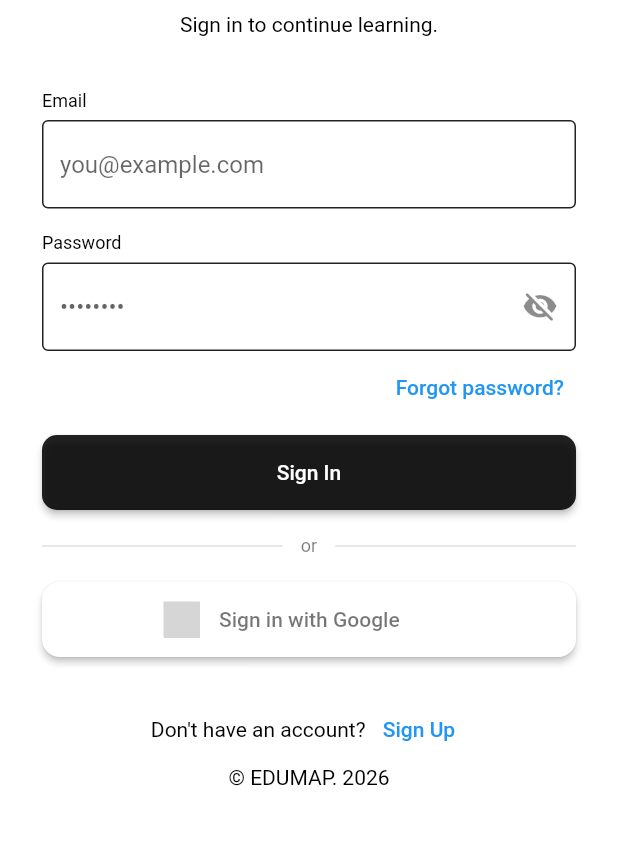
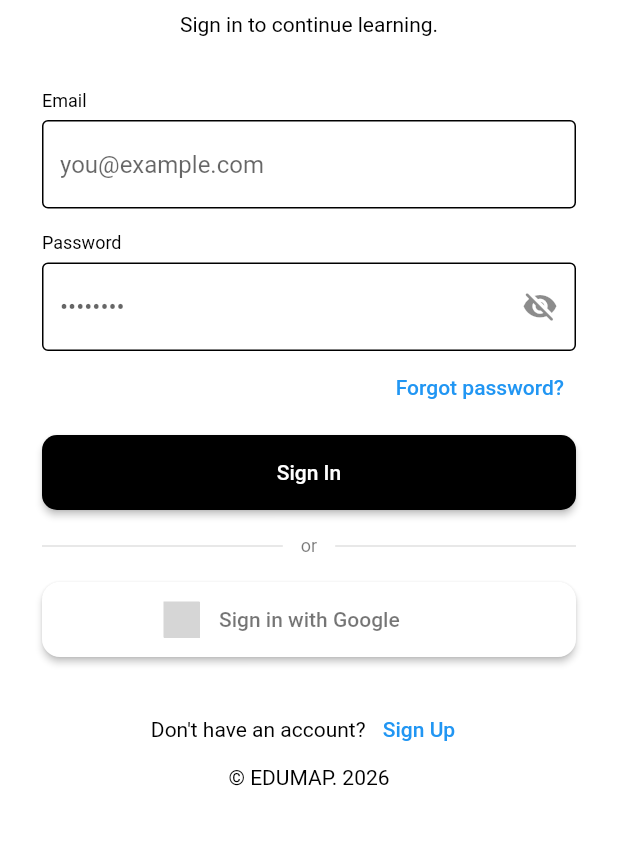
Before and after one commit to hellotasir/flutter-education-app, a Flutter app: the screen it shows after launch, on a phone screen of 412 x 824 dp, the part 174-1019 px from its top. Run offline on Flutter 3.47's test engine with Material 3 defaults, Android fonts, the phone set to English and light mode, and no system bars; drawn by our look-alikes of sign_in_button; our stand-ins replace connectivity_plus, firebase_core, flutter_dotenv, google_sign_in, supabase_flutter; accounts and stored records are empty; generated files the repository leaves out were written again; grey boxes are pictures that could not be loaded.

Commit message:
mini update

```diff
--- a/lib/ui/theme/app_colors.dart
+++ b/lib/ui/theme/app_colors.dart
@@ -2,7 +2,7 @@ import 'package:flutter/material.dart';
 
 class AppColors {
   static const white = Colors.white;
-  static const black = Colors.black87;
+  static const black = Colors.black;
 
   static const lightBackground = Colors.white;
   static const darkBackground = Colors.black87;
```
